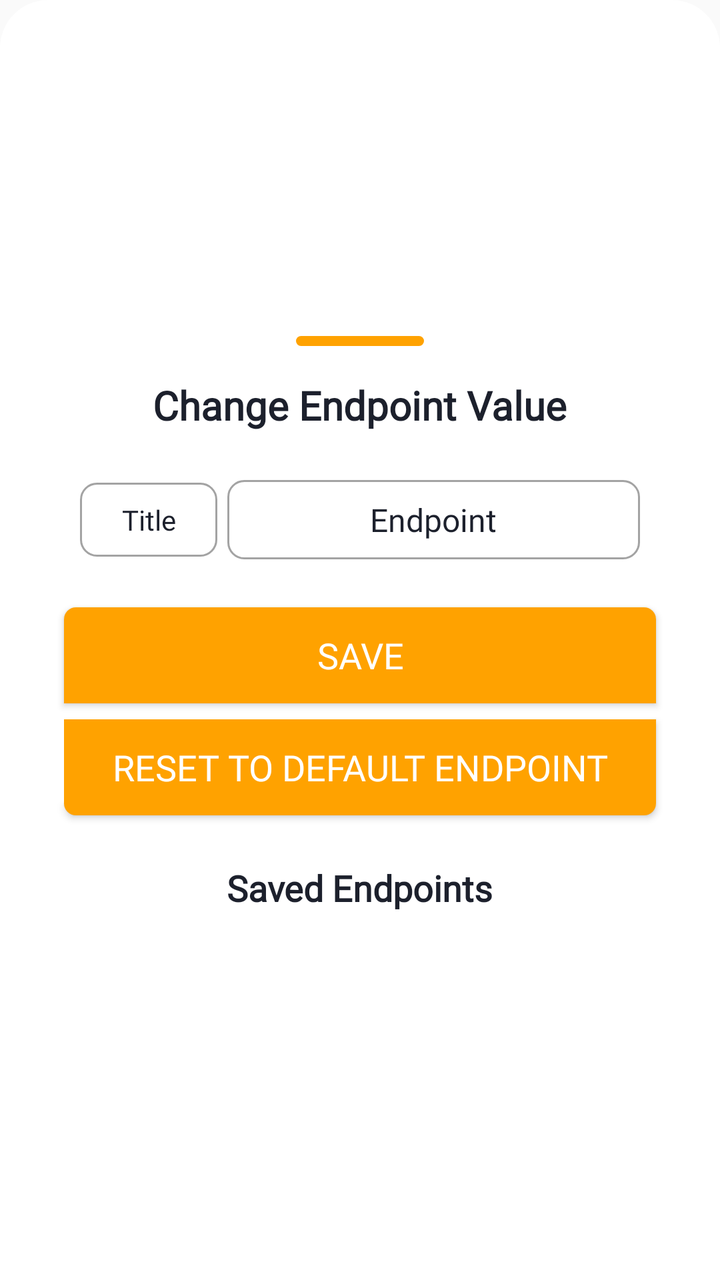
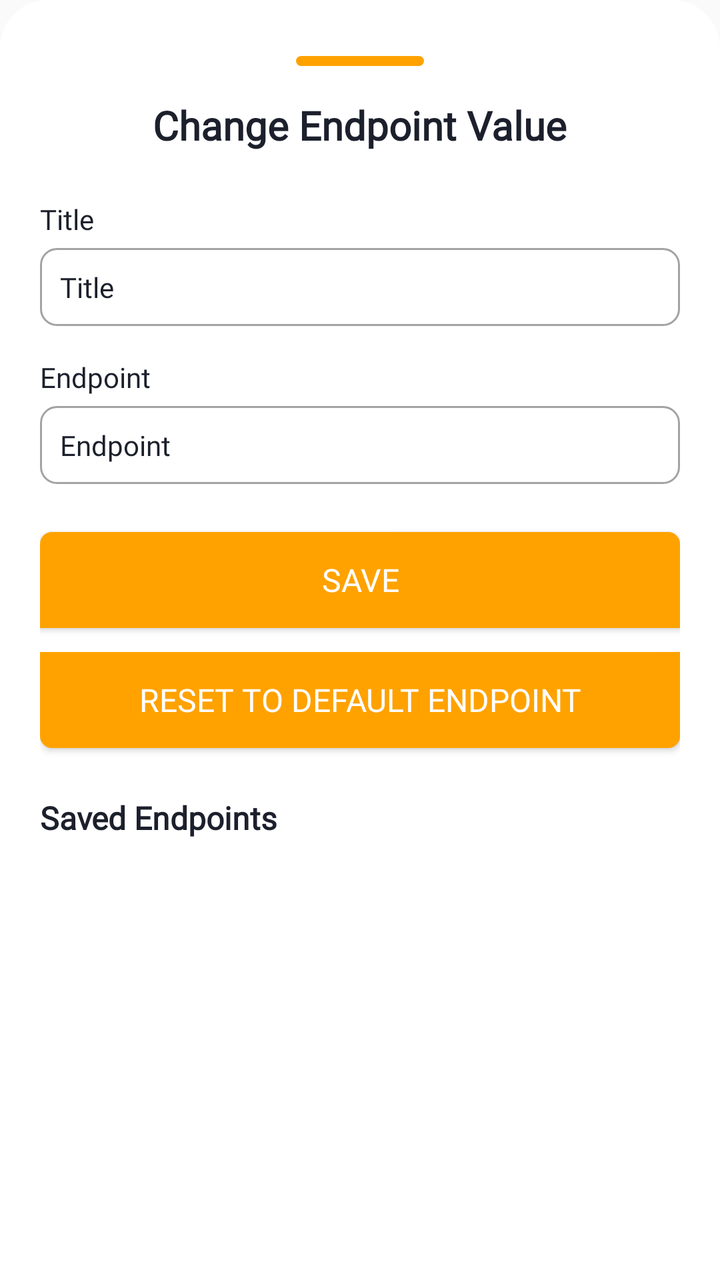

Compare the two renders of this Android layout. The source of the first and the diff that turns it into the second are given below.
<!-- AndroidManifest.xml: application theme Theme.OblivionUI -->
<!-- res/layout/bottom_sheet_endpoints.xml -->
<?xml version="1.0" encoding="utf-8"?>
<ScrollView xmlns:android="http://schemas.android.com/apk/res/android"
    android:layout_width="match_parent"
    android:layout_height="wrap_content"
    xmlns:app="http://schemas.android.com/apk/res-auto"
    android:fillViewport="true"
    android:background="@drawable/rounded_bottom_sheet"
    app:chainUseRtl="false"
    app:guidelineUseRtl="false">

    <LinearLayout
        android:background="@drawable/endpoint_sheet"
        android:layout_width="match_parent"
        android:layout_height="wrap_content"
        android:gravity="center"
        android:orientation="vertical"
        android:padding="16dp">

        <View
            android:id="@+id/dividingCloser"
            android:layout_width="64sp"
            android:layout_height="5dp"
            android:layout_marginTop="8sp"
            android:background="@drawable/bottom_sheet_closer" />

        <TextView
            android:id="@+id/title"
            android:layout_width="wrap_content"
            android:layout_height="wrap_content"
            android:layout_marginTop="16sp"
            android:fontFamily="@font/shabnam"
            android:text="@string/editSheetEndpoint"
            android:textColor="@color/text_color"
            android:textSize="20dp"
            android:textStyle="bold" />

        
        <LinearLayout
            android:layout_width="match_parent"
            android:layout_height="wrap_content"
            android:layout_marginHorizontal="16sp"
            android:layout_marginTop="16sp"
            android:orientation="horizontal"
            android:padding="8dp"
            android:gravity="center_vertical">

            <EditText
                android:id="@+id/titleEditText"
                android:layout_width="0dp"
                android:layout_height="wrap_content"
                android:layout_weight="1"
                android:inputType="text"
                android:background="@drawable/edittext_back"
                android:fontFamily="@font/shabnam"
                android:lineSpacingExtra="4sp"
                android:padding="9dp"
                android:layout_marginEnd="5sp"
                android:singleLine="true"
                android:textAlignment="center"
                android:textColor="@color/text_color"
                android:textSize="14dp"
                android:hint="@string/title"
                android:textColorHint="@color/text_color"/>
            <EditText
                android:id="@+id/contentEditText"
                android:layout_width="0dp"
                android:layout_height="wrap_content"
                android:layout_weight="3"
                android:inputType="text"
                android:background="@drawable/edittext_back"
                android:fontFamily="@font/shabnam"
                android:lineSpacingExtra="4sp"
                android:padding="9dp"
                android:singleLine="true"
                android:textAlignment="center"
                android:textColor="@color/text_color"
                android:textSize="16dp"
                android:textDirection="ltr"
                android:layoutDirection="ltr"
                android:hint="@string/content"
                android:textColorHint="@color/text_color"/>
        </LinearLayout>

        <Button
            android:id="@+id/saveButton"
            android:layout_width="match_parent"
            android:layout_height="wrap_content"
            android:layout_marginHorizontal="16sp"
            android:layout_marginTop="16sp"
            android:background="@drawable/button"
            android:fontFamily="@font/shabnambold"
            android:text="@string/save"
            android:textColor="@color/white"
            android:textSize="18dp" />

        <Button
            android:id="@+id/resetDefaultButton"
            android:layout_width="match_parent"
            android:layout_height="wrap_content"
            android:layout_marginHorizontal="16sp"
            android:layout_marginTop="8sp"
            android:background="@drawable/button_op"
            android:fontFamily="@font/shabnambold"
            android:text="@string/reset_to_default_endpoint"
            android:textColor="@color/white"
            android:textSize="18dp" />

        <TextView
            android:layout_width="wrap_content"
            android:layout_height="wrap_content"
            android:layout_marginTop="24sp"
            android:fontFamily="@font/shabnam"
            android:text="@string/saved_endpoints"
            android:textColor="@color/text_color"
            android:textSize="18dp"
            android:textStyle="bold" />

        <androidx.recyclerview.widget.RecyclerView
            android:id="@+id/recyclerView"
            android:layout_width="match_parent"
            android:layout_height="wrap_content"
            android:layout_marginHorizontal="16sp"
            android:layout_marginVertical="12sp"
            android:background="@color/background" />
    </LinearLayout>
</ScrollView>
<!-- resources referenced by this layout -->
<resources>
  <color name="background">#FFFFFFFF</color>
  <color name="text_color">#1C202C</color>
  <color name="white">#FFFFFFFF</color>
  <!-- drawable bottom_sheet_closer (drawable-anydpi) -->
  <?xml version="1.0" encoding="utf-8"?>
  <shape xmlns:android="http://schemas.android.com/apk/res/android"
    android:shape="rectangle">
  
    <solid android:color="@color/primary" />
    <corners android:radius="8dp" />
  </shape>
  <!-- drawable button (drawable) -->
  <?xml version="1.0" encoding="utf-8"?>
  <shape xmlns:android="http://schemas.android.com/apk/res/android">
      <solid android:color="#ffa200" />
      <stroke
          android:width="0dp"
          android:color="#00FFFFFF" />
      <corners android:topLeftRadius="6dp" android:topRightRadius="6dp" />
  </shape>
  <!-- drawable button_op (drawable) -->
  <?xml version="1.0" encoding="utf-8"?>
  <shape xmlns:android="http://schemas.android.com/apk/res/android">
      <solid android:color="#ffa200" />
      <stroke
          android:width="0dp"
          android:color="#00FFFFFF" />
      <corners android:bottomLeftRadius="6dp" android:bottomRightRadius="6dp" />
  </shape>
  <!-- drawable edittext_back (drawable-anydpi) -->
  <?xml version="1.0" encoding="utf-8"?>
  <shape xmlns:android="http://schemas.android.com/apk/res/android"
    android:shape="rectangle">
  
    <stroke android:color="#A3A3A3" android:width="1dp" />
    <corners android:radius="8dp" />
  </shape>
  <!-- drawable endpoint_sheet (drawable) -->
  <?xml version="1.0" encoding="utf-8"?>
  <shape xmlns:android="http://schemas.android.com/apk/res/android"
      android:shape="rectangle">
      <solid android:color="@color/background" />
      <corners android:topLeftRadius="30dp" android:topRightRadius="30dp" />
  </shape>
  <!-- drawable rounded_bottom_sheet (drawable-hdpi) -->
  <?xml version="1.0" encoding="utf-8"?>
  <shape xmlns:android="http://schemas.android.com/apk/res/android"
    android:shape="rectangle">
    <solid android:color="@color/white" />
    <corners
      android:topLeftRadius="24dp"
      android:topRightRadius="24dp" />
  </shape>
  <string name="content">Endpoint</string>
  <string name="editSheetEndpoint">Change Endpoint Value</string>
  <string name="reset_to_default_endpoint">Reset to Default Endpoint</string>
  <string name="save">Save</string>
  <string name="saved_endpoints">Saved Endpoints</string>
  <string name="title">Title</string>
  <style name="Theme.OblivionUI" parent="Theme.AppCompat.Light.NoActionBar">
      <item name="bottomSheetDialogTheme">@style/CustomBottomSheetDialog</item>
    </style>
  <color name="primary">#ffa200</color>
  <style name="CustomBottomSheetDialog" parent="ThemeOverlay.MaterialComponents.BottomSheetDialog">
      <item name="android:windowIsFloating">false</item>
      <item name="android:windowSoftInputMode">adjustResize</item>
      <item name="bottomSheetStyle">@style/CustomBottomSheet</item>
    </style>
  <style name="CustomBottomSheet" parent="Widget.MaterialComponents.BottomSheet.Modal">` <item name="backgroundTint">@android:color/transparent</item>
    </style>
</resources>

<!-- the commit's change to res/layout/bottom_sheet_endpoints.xml (unified diff, before → after) -->
@@ -1,126 +1,128 @@
 <?xml version="1.0" encoding="utf-8"?>
 <ScrollView xmlns:android="http://schemas.android.com/apk/res/android"
+    xmlns:app="http://schemas.android.com/apk/res-auto"
     android:layout_width="match_parent"
     android:layout_height="wrap_content"
-    xmlns:app="http://schemas.android.com/apk/res-auto"
     android:fillViewport="true"
-    android:background="@drawable/rounded_bottom_sheet"
-    app:chainUseRtl="false"
-    app:guidelineUseRtl="false">
+    android:background="@drawable/rounded_bottom_sheet">
 
     <LinearLayout
-        android:background="@drawable/endpoint_sheet"
         android:layout_width="match_parent"
         android:layout_height="wrap_content"
-        android:gravity="center"
         android:orientation="vertical"
-        android:padding="16dp">
+        android:padding="20dp"
+        android:background="@drawable/endpoint_sheet">
 
         <View
             android:id="@+id/dividingCloser"
-            android:layout_width="64sp"
+            android:layout_width="64dp"
             android:layout_height="5dp"
-            android:layout_marginTop="8sp"
+            android:layout_gravity="center_horizontal"
+            android:layout_marginTop="8dp"
             android:background="@drawable/bottom_sheet_closer" />
 
         <TextView
             android:id="@+id/title"
             android:layout_width="wrap_content"
             android:layout_height="wrap_content"
-            android:layout_marginTop="16sp"
+            android:layout_gravity="center"
+            android:layout_marginTop="16dp"
             android:fontFamily="@font/shabnam"
             android:text="@string/editSheetEndpoint"
             android:textColor="@color/text_color"
-            android:textSize="20dp"
+            android:textSize="20sp"
             android:textStyle="bold" />
 
         
-        <LinearLayout
+        <TextView
             android:layout_width="match_parent"
             android:layout_height="wrap_content"
-            android:layout_marginHorizontal="16sp"
-            android:layout_marginTop="16sp"
-            android:orientation="horizontal"
-            android:padding="8dp"
-            android:gravity="center_vertical">
+            android:layout_marginTop="24dp"
+            android:layout_marginBottom="5dp"
+            android:text="@string/title"
+            android:textColor="@color/text_color"
+            android:fontFamily="@font/shabnam"
+            android:textSize="14sp" />
 
-            <EditText
-                android:id="@+id/titleEditText"
-                android:layout_width="0dp"
-                android:layout_height="wrap_content"
-                android:layout_weight="1"
-                android:inputType="text"
-                android:background="@drawable/edittext_back"
-                android:fontFamily="@font/shabnam"
-                android:lineSpacingExtra="4sp"
-                android:padding="9dp"
-                android:layout_marginEnd="5sp"
-                android:singleLine="true"
-                android:textAlignment="center"
-                android:textColor="@color/text_color"
-                android:textSize="14dp"
-                android:hint="@string/title"
-                android:textColorHint="@color/text_color"/>
-            <EditText
-                android:id="@+id/contentEditText"
-                android:layout_width="0dp"
-                android:layout_height="wrap_content"
-                android:layout_weight="3"
-                android:inputType="text"
-                android:background="@drawable/edittext_back"
-                android:fontFamily="@font/shabnam"
-                android:lineSpacingExtra="4sp"
-                android:padding="9dp"
-                android:singleLine="true"
-                android:textAlignment="center"
-                android:textColor="@color/text_color"
-                android:textSize="16dp"
-                android:textDirection="ltr"
-                android:layoutDirection="ltr"
-                android:hint="@string/content"
-                android:textColorHint="@color/text_color"/>
-        </LinearLayout>
+        <EditText
+            android:id="@+id/titleEditText"
+            android:layout_width="match_parent"
+            android:layout_height="wrap_content"
+            android:background="@drawable/edittext_back"
+            android:fontFamily="@font/shabnam"
+            android:padding="10dp"
+            android:textSize="14sp"
+            android:hint="@string/title"
+            android:textColorHint="@color/text_color"
+            android:textColor="@color/text_color"
+            android:singleLine="true" />
 
+        
+        <TextView
+            android:layout_width="match_parent"
+            android:layout_height="wrap_content"
+            android:layout_marginTop="16dp"
+            android:layout_marginBottom="5dp"
+            android:text="@string/content"
+            android:textColor="@color/text_color"
+            android:fontFamily="@font/shabnam"
+            android:textSize="14sp" />
+
+        <EditText
+            android:id="@+id/contentEditText"
+            android:layout_width="match_parent"
+            android:layout_height="wrap_content"
+            android:background="@drawable/edittext_back"
+            android:fontFamily="@font/shabnam"
+            android:padding="10dp"
+            android:textSize="14sp"
+            android:hint="@string/content"
+            android:textColorHint="@color/text_color"
+            android:textColor="@color/text_color"
+            android:textAlignment="viewStart"
+            android:inputType="text"
+            android:singleLine="true" />
+
+        
         <Button
             android:id="@+id/saveButton"
             android:layout_width="match_parent"
             android:layout_height="wrap_content"
-            android:layout_marginHorizontal="16sp"
-            android:layout_marginTop="16sp"
+            android:layout_marginTop="24dp"
             android:background="@drawable/button"
             android:fontFamily="@font/shabnambold"
             android:text="@string/save"
             android:textColor="@color/white"
-            android:textSize="18dp" />
+            android:textSize="16sp" />
 
+        
         <Button
             android:id="@+id/resetDefaultButton"
             android:layout_width="match_parent"
             android:layout_height="wrap_content"
-            android:layout_marginHorizontal="16sp"
-            android:layout_marginTop="8sp"
+            android:layout_marginTop="12dp"
             android:background="@drawable/button_op"
             android:fontFamily="@font/shabnambold"
             android:text="@string/reset_to_default_endpoint"
             android:textColor="@color/white"
-            android:textSize="18dp" />
+            android:textSize="16sp" />
 
+        
         <TextView
             android:layout_width="wrap_content"
             android:layout_height="wrap_content"
-            android:layout_marginTop="24sp"
+            android:layout_marginTop="24dp"
             android:fontFamily="@font/shabnam"
             android:text="@string/saved_endpoints"
             android:textColor="@color/text_color"
-            android:textSize="18dp"
+            android:textSize="16sp"
             android:textStyle="bold" />
 
         <androidx.recyclerview.widget.RecyclerView
             android:id="@+id/recyclerView"
             android:layout_width="match_parent"
             android:layout_height="wrap_content"
-            android:layout_marginHorizontal="16sp"
-            android:layout_marginVertical="12sp"
+            android:layout_marginTop="12dp"
             android:background="@color/background" />
     </LinearLayout>
 </ScrollView>
<!-- resource entries referenced after the edit -->
@@ -5,30 +5,67 @@
   <color name="white">#FFFFFFFF</color>
   <!-- drawable bottom_sheet_closer (drawable-anydpi) -->
   <?xml version="1.0" encoding="utf-8"?>
-  <shape xmlns:android="http://schemas.android.com/apk/res/android"
-    android:shape="rectangle">
+  <layer-list xmlns:android="http://schemas.android.com/apk/res/android">
   
-    <solid android:color="@color/primary" />
-    <corners android:radius="8dp" />
-  </shape>
+    
+    <item android:left="2dp" android:right="2dp" android:top="2dp" android:bottom="2dp">
+      <shape android:shape="rectangle">
+        <solid android:color="#80000000" /> 
+        <corners android:radius="8dp" />
+      </shape>
+    </item>
+  
+    
+    <item>
+      <shape android:shape="rectangle">
+        <solid android:color="@color/primary" />
+        <corners android:radius="8dp" />
+      </shape>
+    </item>
+  
+  </layer-list>
   <!-- drawable button (drawable) -->
   <?xml version="1.0" encoding="utf-8"?>
-  <shape xmlns:android="http://schemas.android.com/apk/res/android">
-      <solid android:color="#ffa200" />
-      <stroke
-          android:width="0dp"
-          android:color="#00FFFFFF" />
-      <corners android:topLeftRadius="6dp" android:topRightRadius="6dp" />
-  </shape>
+  <layer-list xmlns:android="http://schemas.android.com/apk/res/android">
+  
+      
+      <item>
+          <shape>
+              <solid android:color="@color/primary" />
+              <corners android:topLeftRadius="6dp" android:topRightRadius="6dp"  />
+          </shape>
+      </item>
+  
+      
+      <item android:top="2dp" android:left="2dp" android:right="2dp" android:bottom="2dp">
+          <shape>
+              <solid android:color="@color/primary" />
+              <corners android:topLeftRadius="6dp" android:topRightRadius="6dp" />
+          </shape>
+      </item>
+  
+  </layer-list>
   <!-- drawable button_op (drawable) -->
   <?xml version="1.0" encoding="utf-8"?>
-  <shape xmlns:android="http://schemas.android.com/apk/res/android">
-      <solid android:color="#ffa200" />
-      <stroke
-          android:width="0dp"
-          android:color="#00FFFFFF" />
-      <corners android:bottomLeftRadius="6dp" android:bottomRightRadius="6dp" />
-  </shape>
+  <layer-list xmlns:android="http://schemas.android.com/apk/res/android">
+  
+      
+      <item>
+          <shape>
+              <solid android:color="@color/primary" />
+              <corners android:bottomLeftRadius="6dp" android:bottomRightRadius="6dp"  />
+          </shape>
+      </item>
+  
+      
+      <item android:top="2dp" android:left="2dp" android:right="2dp" android:bottom="2dp">
+          <shape>
+              <solid android:color="@color/primary" />
+              <corners android:bottomLeftRadius="6dp" android:bottomRightRadius="6dp" />
+          </shape>
+      </item>
+  
+  </layer-list>
   <!-- drawable edittext_back (drawable-anydpi) -->
   <?xml version="1.0" encoding="utf-8"?>
   <shape xmlns:android="http://schemas.android.com/apk/res/android"
